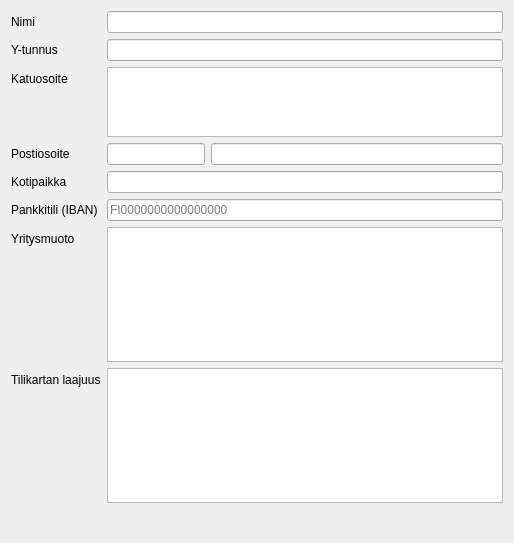
First picture: the form in kitsas/uusikirjanpito/uusitiedot.ui, repository artoh/kitupiikki, before the edit.
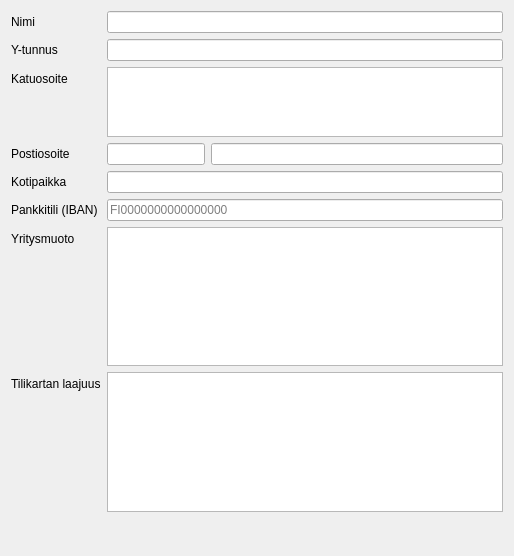
Second picture: the form after the edit.

Patch:
```diff
--- a/kitsas/uusikirjanpito/uusitiedot.ui
+++ b/kitsas/uusikirjanpito/uusitiedot.ui
@@ -7,7 +7,7 @@
     <x>0</x>
     <y>0</y>
     <width>514</width>
-    <height>543</height>
+    <height>556</height>
    </rect>
   </property>
   <property name="windowTitle">
```
Left out of the diff: 12 changed lines with no effect on the pictures.
